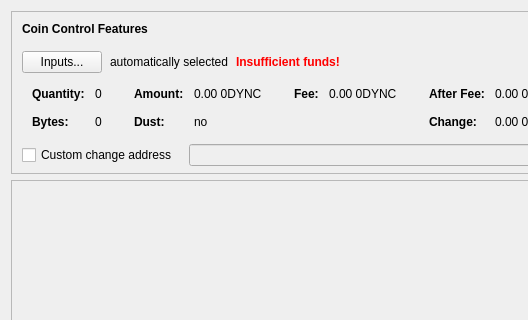
Before: the Qt Designer form src/qt/forms/sendcoinsdialog.ui in Zero-Dynamics/cash-core, drawn with Qt 5; both pictures show x 0 to 528 and y 0 to 320 of the 850 by 677 pixel window.
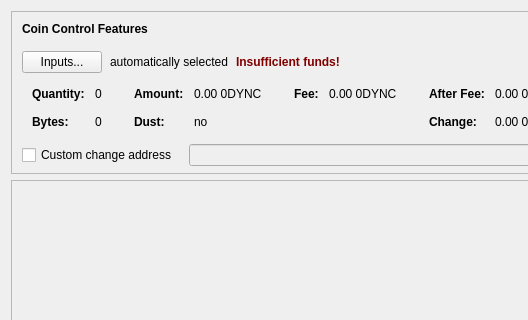
After: the same form once the commit is applied. Icons and pictures are not drawn. Custom widgets are drawn as their Qt base class.

Patch:
```diff
--- a/src/qt/forms/sendcoinsdialog.ui
+++ b/src/qt/forms/sendcoinsdialog.ui
@@ -137,7 +137,7 @@
              </font>
             </property>
             <property name="styleSheet">
-             <string notr="true">color:red;font-weight:bold;</string>
+             <string notr="true">color:#800000;font-weight:bold;</string>
             </property>
             <property name="text">
              <string>Insufficient funds!</string>
```
Left out of the diff: 2 changed lines with no effect on the pictures.
